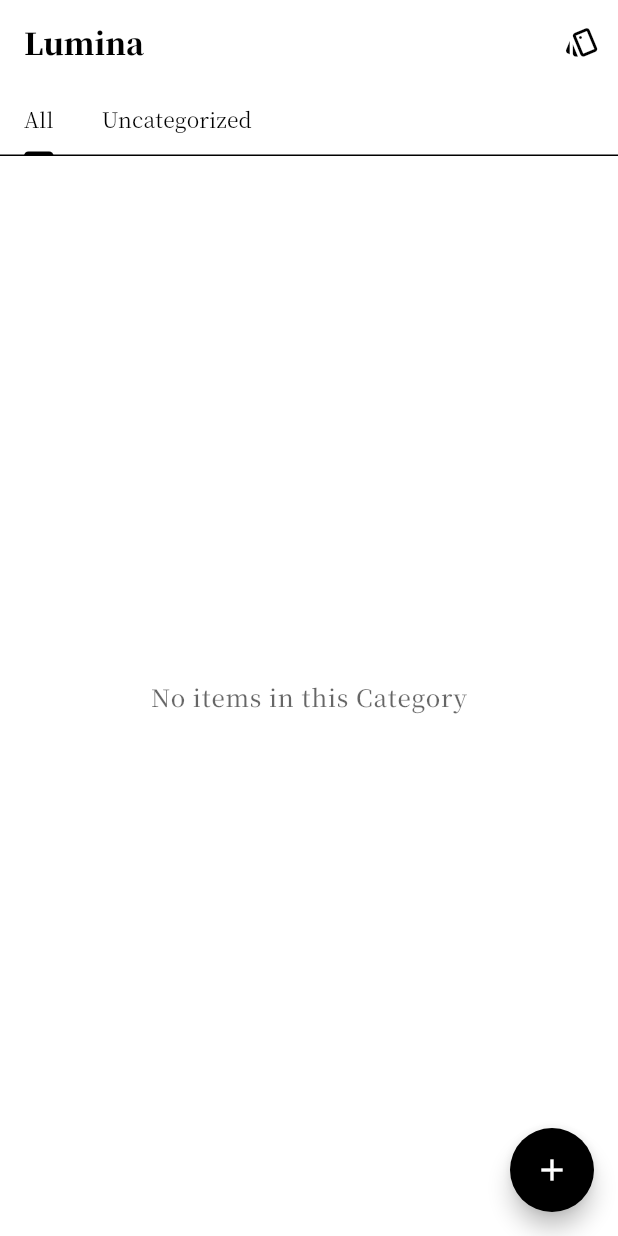
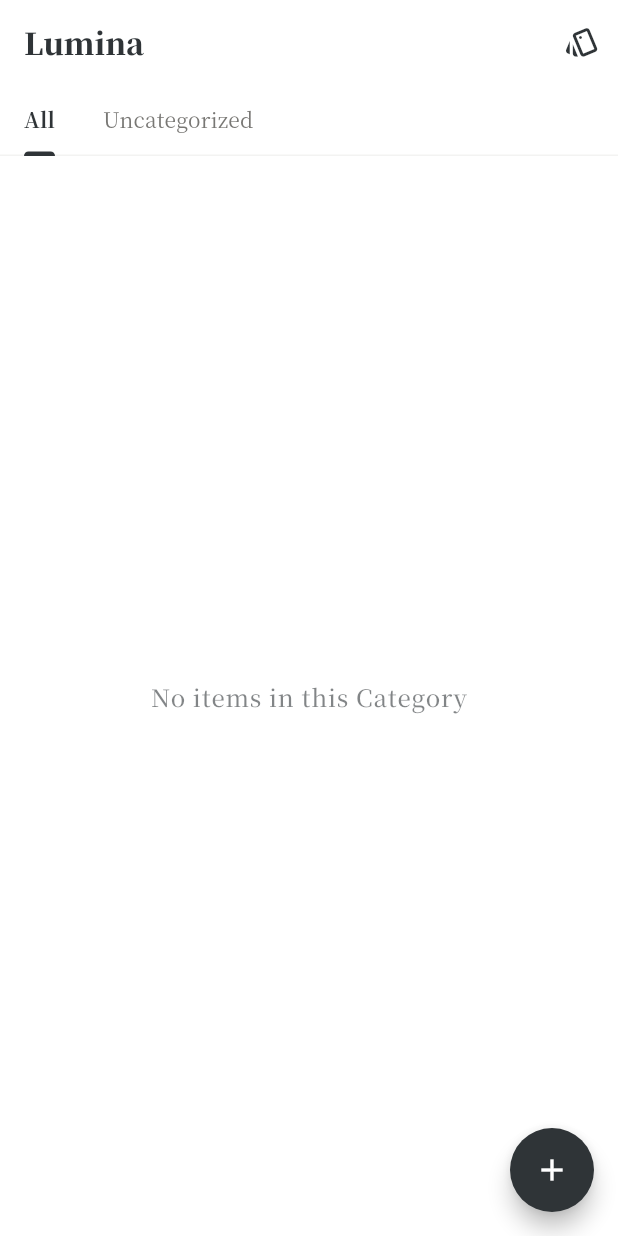
Before and after one commit to MilkFeng/lumina, a Flutter app: the screen it shows after launch, on a phone screen of 412 x 824 dp. Run offline on Flutter 3.47's test engine with Material 3 defaults, Android fonts, the phone set to English and light mode, and no system bars; drawn by our look-alikes of flutter_speed_dial; our stand-ins replace flutter_image_compress, flutter_riverpod, flutter_svg, fpdart, go_router, isar and 4 more; missing offline and left inert: android_intent_plus, flutter_inappwebview, saf_stream; accounts and stored records are empty; generated files the repository leaves out were written again.

Commit message:
Update ui color

```diff
--- a/lib/src/core/theme/app_theme.dart
+++ b/lib/src/core/theme/app_theme.dart
@@ -4,23 +4,6 @@ import 'package:flutter/material.dart';
 /// Philosophy: Content-first, monochrome, no shadows, serif typography
 class AppTheme {
   AppTheme._();
-
-  // Color Palette - Strictly Monochrome (Notion-like)
-  static const Color _black = Color(0xFF000000);
-  static const Color _white = Color(0xFFFFFFFF);
-  static const Color _greySecondary = Color(0xFF9E9E9E);
-  static const Color _divider = Color(0xFFE0E0E0);
-  static const Color _red = Color(0xFFDC2626);
-  static const Color _darkRed = Color(0xFFEF4444);
-
-  static const Color _darkBg = Color(0xFF191919);
-  static const Color _darkSurface = Color(0xFF202020);
-  static const Color _darkTextPrimary = Color(0xFFECECEC);
-  static const Color _darkTextSecondary = Color(0xFFAAAAAA);
-  static const Color _darkDivider = Color(0xFF333333);
-
-  // Border Radius - Sharp, minimal
-  static const double _radiusSmall = 4.0;
 
   // Font Family - Elegant Serif for a literary feel
   static const String _fontFamily = 'AppSerif';
@@ -48,47 +31,80 @@ class AppTheme {
 
   /// Light Theme
   static ThemeData get lightTheme {
+    return _buildTheme(
+      const ColorScheme.light(
+        primary: Color(0xFF2F3437),
+        onPrimary: Colors.white,
+        secondary: Color(0xFFF1F1EF),
+        onSecondary: Color(0xFF2F3437),
+        error: Color(0xFFEB5757),
+        onError: Colors.white,
+        surface: Colors.white,
+        onSurface: Color(0xFF2F3437),
+        surfaceContainerHighest: Color(0xFFF7F7F5),
+        onSurfaceVariant: Color(0xFF787774),
+        outline: Color(0xFFE9E9E7),
+        outlineVariant: Color(0xFFF3F3F2),
+      ),
+    );
+  }
+
+  /// Dark Theme - Optional monochrome variant
+  static ThemeData get darkTheme {
+    return _buildTheme(
+      const ColorScheme.dark(
+        primary: Color(0xFFEBEBEA),
+        onPrimary: Color(0xFF191919),
+        secondary: Color(0xFF2F2F2F),
+        onSecondary: Color(0xFFEBEBEA),
+        error: Color(0xFFFF7369),
+        onError: Colors.white,
+        surface: Color(0xFF191919),
+        onSurface: Color(0xFFD4D4D4),
+        surfaceContainerHighest: Color(0xFF252525),
+        onSurfaceVariant: Color(0xFF9B9A97),
+        outline: Color(0xFF373737),
+        outlineVariant: Color(0xFF2A2A2A),
+      ),
+    );
+  }
+
+  static ThemeData _buildTheme(ColorScheme colorScheme) {
+    final notionRadius = BorderRadius.circular(4.0);
     return ThemeData(
       useMaterial3: true,
-      brightness: Brightness.light,
+      colorScheme: colorScheme,
+      brightness: colorScheme.brightness,
+      scaffoldBackgroundColor: colorScheme.surface,
       pageTransitionsTheme: pageTransitionsTheme,
-      colorScheme: const ColorScheme.light(
-        primary: _black,
-        onPrimary: _white,
-        secondary: _greySecondary,
-        onSecondary: _black,
-        surface: _white,
-        onSurface: _black,
-        error: _red,
-        onError: _white,
-        outline: _divider,
-      ),
-      scaffoldBackgroundColor: _white,
-      textTheme: _buildTextTheme(Brightness.light),
       appBarTheme: AppBarTheme(
         elevation: 0,
         scrolledUnderElevation: 0,
-        backgroundColor: _white,
-        foregroundColor: _black,
+        backgroundColor: colorScheme.surface,
+        foregroundColor: colorScheme.onSurface,
         centerTitle: false,
-        iconTheme: const IconThemeData(color: _black),
+        iconTheme: IconThemeData(color: colorScheme.onSurface),
         titleTextStyle: TextStyle(
           fontFamily: _fontFamily,
           fontSize: 20,
           fontWeight: FontWeight.bold,
-          color: _black,
+          color: colorScheme.onSurface,
         ),
       ),
       inputDecorationTheme: InputDecorationTheme(
-        filled: false,
-        border: const OutlineInputBorder(
-          borderSide: BorderSide(color: _divider),
+        filled: true,
+        fillColor: colorScheme.surfaceContainerHighest,
+        border: OutlineInputBorder(
+          borderRadius: notionRadius,
+          borderSide: BorderSide.none,
         ),
-        enabledBorder: const OutlineInputBorder(
-          borderSide: BorderSide(color: _divider),
+        enabledBorder: OutlineInputBorder(
+          borderRadius: notionRadius,
+          borderSide: BorderSide.none,
         ),
-        focusedBorder: const OutlineInputBorder(
-          borderSide: BorderSide(color: _black, width: 1.5),
+        focusedBorder: OutlineInputBorder(
+          borderRadius: notionRadius,
+          borderSide: BorderSide(color: colorScheme.outline, width: 1),
         ),
         contentPadding: const EdgeInsets.symmetric(
           horizontal: 16,
@@ -98,13 +114,11 @@ class AppTheme {
       elevatedButtonTheme: ElevatedButtonThemeData(
         style: ElevatedButton.styleFrom(
           elevation: 0,
-          backgroundColor: _black,
-          foregroundColor: _white,
+          backgroundColor: colorScheme.primary,
+          foregroundColor: colorScheme.onPrimary,
           padding: const EdgeInsets.symmetric(horizontal: 24, vertical: 12),
-          shape: RoundedRectangleBorder(
-            borderRadius: BorderRadius.circular(_radiusSmall),
-          ),
-          textStyle: TextStyle(
+          shape: RoundedRectangleBorder(borderRadius: notionRadius),
+          textStyle: const TextStyle(
             fontFamily: _fontFamily,
             fontWeight: FontWeight.bold,
           ),
@@ -112,8 +126,8 @@ class AppTheme {
       ),
       textButtonTheme: TextButtonThemeData(
         style: TextButton.styleFrom(
-          foregroundColor: _black,
-          textStyle: TextStyle(
+          foregroundColor: colorScheme.onSurfaceVariant,
+          textStyle: const TextStyle(
             fontFamily: _fontFamily,
             fontWeight: FontWeight.w600,
           ),
@@ -121,142 +135,35 @@ class AppTheme {
       ),
       outlinedButtonTheme: OutlinedButtonThemeData(
         style: OutlinedButton.styleFrom(
-          foregroundColor: _black,
-          side: const BorderSide(color: _black, width: 1),
-          shape: RoundedRectangleBorder(
-            borderRadius: BorderRadius.circular(_radiusSmall),
-          ),
-          textStyle: TextStyle(
+          foregroundColor: colorScheme.onSurface,
+          side: BorderSide(color: colorScheme.outline, width: 1),
+          shape: RoundedRectangleBorder(borderRadius: notionRadius),
+          textStyle: const TextStyle(
             fontFamily: _fontFamily,
             fontWeight: FontWeight.w600,
           ),
         ),
       ),
-      dividerTheme: const DividerThemeData(
-        color: _divider,
+      dividerTheme: DividerThemeData(
+        color: colorScheme.outlineVariant,
         thickness: 1,
         space: 1,
       ),
       cardTheme: CardThemeData(
         elevation: 0,
+        color: colorScheme.surface,
         shape: RoundedRectangleBorder(
-          borderRadius: BorderRadius.circular(_radiusSmall),
-          side: BorderSide(color: _divider, width: 1),
+          borderRadius: notionRadius,
+          side: BorderSide(color: colorScheme.outlineVariant, width: 1),
         ),
       ),
+      textTheme: _buildTextTheme(colorScheme),
       splashFactory: NoSplash.splashFactory,
-      iconTheme: const IconThemeData(color: _black),
-      extensions: const [NotionStatusColors.light()],
     );
   }
 
-  /// Dark Theme - Optional monochrome variant
-  static ThemeData get darkTheme {
-    return ThemeData(
-      useMaterial3: true,
-      brightness: Brightness.dark,
-      pageTransitionsTheme: pageTransitionsTheme,
-      colorScheme: const ColorScheme.dark(
-        primary: _white,
-        onPrimary: _black,
-        secondary: _greySecondary,
-        onSecondary: _white,
-        surface: _darkBg,
-        onSurface: _darkTextPrimary,
-        surfaceContainer: _darkSurface,
-        error: _darkRed,
-        onError: _black,
-        outline: _darkDivider,
-      ),
-      scaffoldBackgroundColor: _darkBg,
-      textTheme: _buildTextTheme(Brightness.dark),
-      appBarTheme: AppBarTheme(
-        elevation: 0,
-        scrolledUnderElevation: 0,
-        backgroundColor: _darkBg,
-        foregroundColor: _darkTextPrimary,
-        centerTitle: false,
-        iconTheme: const IconThemeData(color: _white),
-        titleTextStyle: TextStyle(
-          fontFamily: _fontFamily,
-          fontSize: 20,
-          fontWeight: FontWeight.bold,
-          color: _darkTextPrimary,
-        ),
-      ),
-      inputDecorationTheme: InputDecorationTheme(
-        filled: true,
-        fillColor: _darkSurface,
-        border: const OutlineInputBorder(borderSide: BorderSide.none),
-        enabledBorder: const OutlineInputBorder(
-          borderSide: BorderSide(color: _darkDivider),
-        ),
-        focusedBorder: const OutlineInputBorder(
-          borderSide: BorderSide(color: _white, width: 1.0),
-        ),
-        contentPadding: const EdgeInsets.symmetric(
-          horizontal: 16,
-          vertical: 12,
-        ),
-      ),
-      elevatedButtonTheme: ElevatedButtonThemeData(
-        style: ElevatedButton.styleFrom(
-          elevation: 0,
-          backgroundColor: _white,
-          foregroundColor: _darkBg,
-          padding: const EdgeInsets.symmetric(horizontal: 24, vertical: 12),
-          shape: RoundedRectangleBorder(
-            borderRadius: BorderRadius.circular(_radiusSmall),
-          ),
-          textStyle: TextStyle(
-            fontFamily: _fontFamily,
-            fontWeight: FontWeight.bold,
-          ),
-        ),
-      ),
-      textButtonTheme: TextButtonThemeData(
-        style: TextButton.styleFrom(
-          foregroundColor: _darkTextPrimary,
-          textStyle: TextStyle(
-            fontFamily: _fontFamily,
-            fontWeight: FontWeight.w600,
-          ),
-        ),
-      ),
-      outlinedButtonTheme: OutlinedButtonThemeData(
-        style: OutlinedButton.styleFrom(
-          foregroundColor: _darkTextPrimary,
-          side: const BorderSide(color: _greySecondary, width: 1),
-          shape: RoundedRectangleBorder(
-            borderRadius: BorderRadius.circular(_radiusSmall),
-          ),
-          textStyle: TextStyle(
-            fontFamily: _fontFamily,
-            fontWeight: FontWeight.w600,
-          ),
-        ),
-      ),
-      dividerTheme: const DividerThemeData(
-        color: _darkDivider,
-        thickness: 1,
-        space: 1,
-      ),
-
-      cardTheme: CardThemeData(
-        elevation: 0,
-        shape: RoundedRectangleBorder(
-          borderRadius: BorderRadius.circular(_radiusSmall),
-          side: BorderSide(color: AppTheme._darkDivider, width: 1),
-        ),
-      ),
-
-      splashFactory: NoSplash.splashFactory,
-      iconTheme: const IconThemeData(color: _darkTextPrimary),
-      extensions: const [NotionStatusColors.dark()],
-    );
-  }
-
-  static TextTheme _buildTextTheme(Brightness brightness) {
+  static TextTheme _buildTextTheme(ColorScheme colorScheme) {
+    final brightness = colorScheme.brightness;
     final baseTextTheme = brightness == Brightness.light
         ? ThemeData.light().textTheme
         : ThemeData.dark().textTheme;
@@ -266,12 +173,8 @@ class AppTheme {
       fontFamilyFallback: _defaultFallback,
     );
 
-    final mainColor = brightness == Brightness.light
-        ? _black
-        : _darkTextPrimary;
-    final mutedColor = brightness == Brightness.light
-        ? _greySecondary
-        : _darkTextSecondary;
+    final mainColor = colorScheme.primary;
+    final mutedColor = colorScheme.onSurfaceVariant;
 
     return baseWithFont.copyWith(
       displayLarge: baseWithFont.displayLarge?.copyWith(
@@ -339,36 +242,3 @@ class AppTheme {
     );
   }
 }
-
-@immutable
-class NotionStatusColors extends ThemeExtension<NotionStatusColors> {
-  final Color emphasis;
-  final Color muted;
-
-  const NotionStatusColors({required this.emphasis, required this.muted});
-
-  const NotionStatusColors.light()
-    : emphasis = AppTheme._black,
-      muted = AppTheme._greySecondary;
-
-  const NotionStatusColors.dark()
-    : emphasis = AppTheme._darkTextPrimary,
-      muted = AppTheme._darkTextSecondary;
-
-  @override
-  NotionStatusColors copyWith({Color? emphasis, Color? muted}) {
-    return NotionStatusColors(
-      emphasis: emphasis ?? this.emphasis,
-      muted: muted ?? this.muted,
-    );
-  }
-
-  @override
-  NotionStatusColors lerp(ThemeExtension<NotionStatusColors>? other, double t) {
-    if (other is! NotionStatusColors) return this;
-    return NotionStatusColors(
-      emphasis: Color.lerp(emphasis, other.emphasis, t) ?? emphasis,
-      muted: Color.lerp(muted, other.muted, t) ?? muted,
-    );
-  }
-}
--- a/lib/src/features/library/presentation/book_detail_screen.dart
+++ b/lib/src/features/library/presentation/book_detail_screen.dart
@@ -233,7 +233,7 @@ class BookDetailScreen extends ConsumerWidget {
               Text(
                 book.authors.join(AppLocalizations.of(context)!.spliter),
                 style: Theme.of(context).textTheme.bodyLarge?.copyWith(
-                  color: Theme.of(context).colorScheme.secondary,
+                  color: Theme.of(context).colorScheme.onSurface.withAlpha(153),
                   fontFamily: AppTheme.fontFamilyContent,
                   fontWeight: FontWeight.w400,
                 ),
@@ -360,7 +360,7 @@ class BookDetailScreen extends ConsumerWidget {
       child: Text(
         label,
         style: Theme.of(context).textTheme.bodySmall?.copyWith(
-          color: Theme.of(context).colorScheme.secondary,
+          color: Theme.of(context).colorScheme.onSurface.withAlpha(153),
         ),
       ),
     );
--- a/lib/src/features/library/presentation/widgets/edit_book_dialog.dart
+++ b/lib/src/features/library/presentation/widgets/edit_book_dialog.dart
@@ -3,6 +3,7 @@ import 'package:flutter_riverpod/flutter_riverpod.dart';
 import 'package:go_router/go_router.dart';
 import 'package:lumina/l10n/app_localizations.dart';
 import 'package:lumina/src/core/services/toast_service.dart';
+import 'package:lumina/src/core/theme/app_theme.dart';
 import 'package:lumina/src/features/library/application/bookshelf_notifier.dart';
 import 'package:lumina/src/features/library/data/repositories/shelf_book_repository_provider.dart';
 import 'package:lumina/src/features/library/domain/shelf_book.dart';
@@ -118,6 +119,7 @@ class _EditBookDialogState extends ConsumerState<EditBookDialog> {
               controller: _titleController,
               decoration: InputDecoration(labelText: l10n.title),
               textInputAction: TextInputAction.next,
+              style: AppTheme.contentTextStyle,
             ),
             const SizedBox(height: 16),
             TextField(
@@ -127,6 +129,7 @@ class _EditBookDialogState extends ConsumerState<EditBookDialog> {
                 helperText: l10n.authorsTooltip,
               ),
               textInputAction: TextInputAction.next,
+              style: AppTheme.contentTextStyle,
             ),
             const SizedBox(height: 16),
             TextField(
@@ -134,6 +137,7 @@ class _EditBookDialogState extends ConsumerState<EditBookDialog> {
               decoration: InputDecoration(labelText: l10n.bookDescription),
               maxLines: 5,
               textInputAction: TextInputAction.newline,
+              style: AppTheme.contentTextStyle,
             ),
           ],
         ),
--- a/lib/src/features/reader/presentation/toc_drawer.dart
+++ b/lib/src/features/reader/presentation/toc_drawer.dart
@@ -348,7 +348,9 @@ class _TocDrawerState extends State<TocDrawer> {
                   Text(
                     widget.book.author,
                     style: Theme.of(context).textTheme.bodySmall?.copyWith(
-                      color: isDark ? Colors.grey[400] : Colors.grey[600],
+                      color: Theme.of(
+                        context,
+                      ).colorScheme.primary.withAlpha(153),
                       fontWeight: FontWeight.w400,
                       fontFamily: AppTheme.fontFamilyContent,
                     ),
```
Also changed, not shown: lib/src/features/library/presentation/widgets/library_app_bar.dart (+11 -17 lines), lib/src/features/reader/presentation/control_panel.dart (+33 -41 lines).
